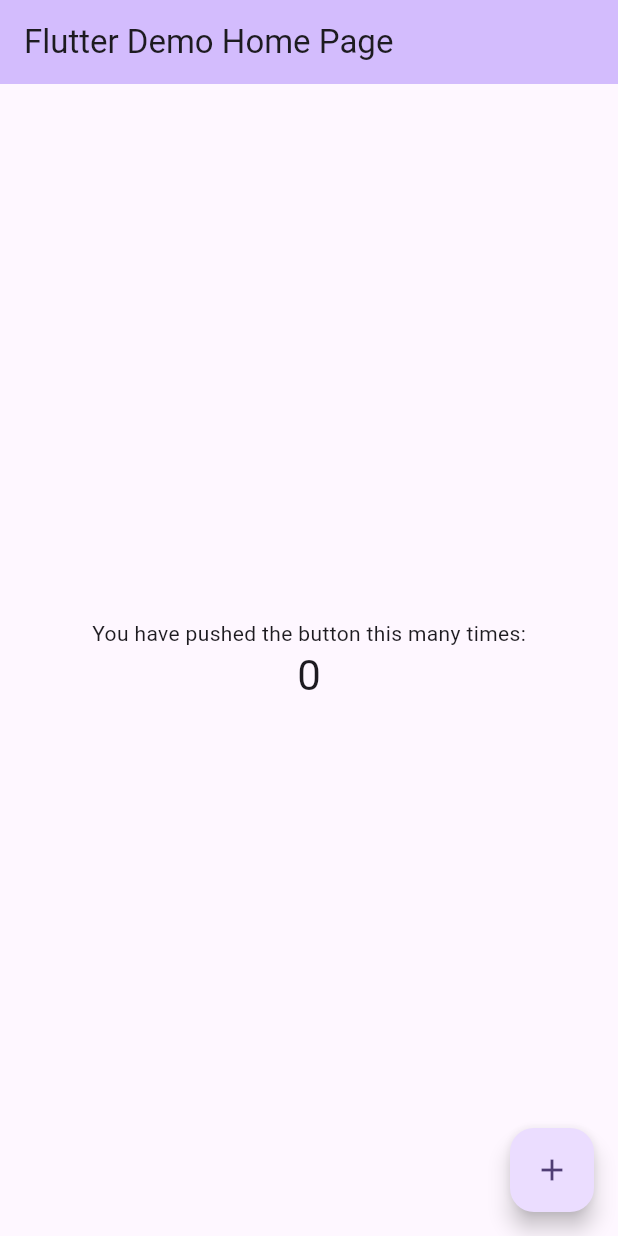
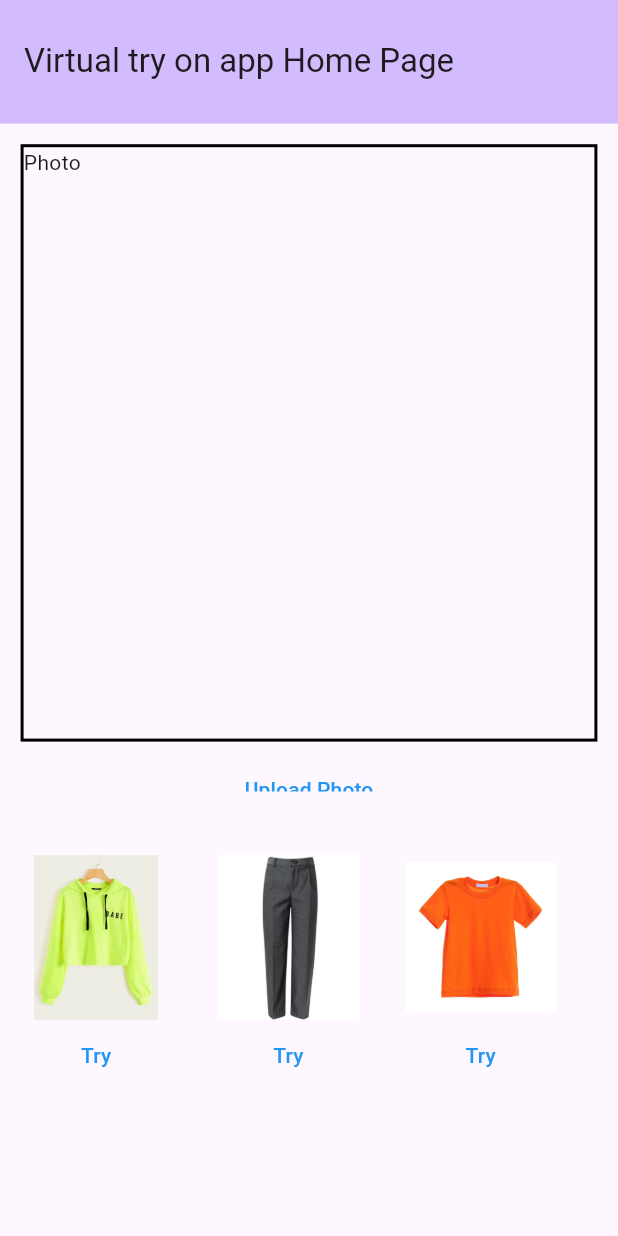
Before and after one commit to UsefulTornado/virtual-try-on-app, a Flutter app: the screen it shows after launch, on a phone screen of 412 x 824 dp. Run offline on Flutter 3.47's test engine with Material 2 defaults, Android fonts, the phone set to English and light mode, and no system bars.

Commit message:
макет приложения

```diff
--- a/app/lib/main.dart
+++ b/app/lib/main.dart
@@ -1,4 +1,5 @@
 import 'package:flutter/material.dart';
+import 'package:http/http.dart' as http;
 
 void main() {
   runApp(const MyApp());
@@ -11,43 +12,18 @@
   @override
   Widget build(BuildContext context) {
     return MaterialApp(
-      title: 'Flutter Demo',
+      title: 'Virtual try on app',
       theme: ThemeData(
-        // This is the theme of your application.
-        //
-        // TRY THIS: Try running your application with "flutter run". You'll see
-        // the application has a blue toolbar. Then, without quitting the app,
-        // try changing the seedColor in the colorScheme below to Colors.green
-        // and then invoke "hot reload" (save your changes or press the "hot
-        // reload" button in a Flutter-supported IDE, or press "r" if you used
-        // the command line to start the app).
-        //
-        // Notice that the counter didn't reset back to zero; the application
-        // state is not lost during the reload. To reset the state, use hot
-        // restart instead.
-        //
-        // This works for code too, not just values: Most code changes can be
-        // tested with just a hot reload.
         colorScheme: ColorScheme.fromSeed(seedColor: Colors.deepPurple),
         useMaterial3: true,
       ),
-      home: const MyHomePage(title: 'Flutter Demo Home Page'),
+      home: const MyHomePage(title: 'Virtual try on app Home Page'),
     );
   }
 }
 
 class MyHomePage extends StatefulWidget {
   const MyHomePage({super.key, required this.title});
-
-  // This widget is the home page of your application. It is stateful, meaning
-  // that it has a State object (defined below) that contains fields that affect
-  // how it looks.
-
-  // This class is the configuration for the state. It holds the values (in this
-  // case the title) provided by the parent (in this case the App widget) and
-  // used by the build method of the State. Fields in a Widget subclass are
-  // always marked "final".
-
   final String title;
 
   @override
@@ -55,71 +31,142 @@
 }
 
 class _MyHomePageState extends State<MyHomePage> {
-  int _counter = 0;
-
-  void _incrementCounter() {
+  void _uploadPhoto() { // поменять функцию
     setState(() {
-      // This call to setState tells the Flutter framework that something has
-      // changed in this State, which causes it to rerun the build method below
-      // so that the display can reflect the updated values. If we changed
-      // _counter without calling setState(), then the build method would not be
-      // called again, and so nothing would appear to happen.
-      _counter++;
+      http.get(Uri.parse('http://iocontrol.ru/api/sendData/alina/bulb_1/1')).then((response) {
+        print("Response status: ${response.statusCode}");
+        print("Response body: ${response.body}");
+      }).catchError((error){
+        print("Error: $error");
+      });
     });
   }
 
+  void _tryImg(int index) { // поменять функцию
+    setState(() {
+      print(index);
+      http.get(Uri.parse('http://iocontrol.ru/api/sendData/alina/bulb_1/1')).then((response) {
+        print("Response status: ${response.statusCode}");
+        print("Response body: ${response.body}");
+      }).catchError((error){
+        print("Error: $error");
+      });
+    });
+  }
+
+
   @override
   Widget build(BuildContext context) {
-    // This method is rerun every time setState is called, for instance as done
-    // by the _incrementCounter method above.
-    //
-    // The Flutter framework has been optimized to make rerunning build methods
-    // fast, so that you can just rebuild anything that needs updating rather
-    // than having to individually change instances of widgets.
     return Scaffold(
       appBar: AppBar(
-        // TRY THIS: Try changing the color here to a specific color (to
-        // Colors.amber, perhaps?) and trigger a hot reload to see the AppBar
-        // change color while the other colors stay the same.
         backgroundColor: Theme.of(context).colorScheme.inversePrimary,
-        // Here we take the value from the MyHomePage object that was created by
-        // the App.build method, and use it to set our appbar title.
         title: Text(widget.title),
+        toolbarHeight: MediaQuery.of(context).size.height * 3/30,
       ),
-      body: Center(
-        // Center is a layout widget. It takes a single child and positions it
-        // in the middle of the parent.
-        child: Column(
-          // Column is also a layout widget. It takes a list of children and
-          // arranges them vertically. By default, it sizes itself to fit its
-          // children horizontally, and tries to be as tall as its parent.
-          //
-          // Column has various properties to control how it sizes itself and
-          // how it positions its children. Here we use mainAxisAlignment to
-          // center the children vertically; the main axis here is the vertical
-          // axis because Columns are vertical (the cross axis would be
-          // horizontal).
-          //
-          // TRY THIS: Invoke "debug painting" (choose the "Toggle Debug Paint"
-          // action in the IDE, or press "p" in the console), to see the
-          // wireframe for each widget.
-          mainAxisAlignment: MainAxisAlignment.center,
-          children: <Widget>[
-            const Text(
-              'You have pushed the button this many times:',
-            ),
-            Text(
-              '$_counter',
-              style: Theme.of(context).textTheme.headlineMedium,
-            ),
-          ],
-        ),
+      body: Container(
+          width: MediaQuery.of(context).size.width,
+          height: MediaQuery.of(context).size.height,
+          // decoration: BoxDecoration(
+          //   border: Border.all(
+          //     color: Colors.black,
+          //     width: 2,
+          //   ),
+          // ),
+          padding: EdgeInsets.symmetric(horizontal: MediaQuery.of(context).size.width / 30, vertical: MediaQuery.of(context).size.height / 60),
+          child: Column(
+            children: [
+              Container(
+                width: MediaQuery.of(context).size.width * 14/15,
+                height: MediaQuery.of(context).size.height * 29/60,
+                margin: EdgeInsets.only(bottom: MediaQuery.of(context).size.height / 60),
+                // child: Image.asset("assets/images/hoodie.jpg", fit:BoxFit.scaleDown),
+                decoration: BoxDecoration( //здесь будет фото человека
+                  border: Border.all(
+                    color: Colors.black,
+                    width: 2,
+                  ),
+                ),
+                child: const Text('Photo'),
+              ),
+              Container(
+                margin: EdgeInsets.only(bottom: MediaQuery.of(context).size.height / 60),
+                height: MediaQuery.of(context).size.height / 30,
+                // decoration: BoxDecoration(
+                //   border: Border.all(
+                //     color: Colors.red,
+                //     width: 2,
+                //   ),
+                // ),
+                child: TextButton(
+                  style: ButtonStyle(
+                    foregroundColor: MaterialStateProperty.all<Color>(Colors.blue),
+                  ),
+                  onPressed: _uploadPhoto,
+                  child: const Text('Upload Photo'),
+                ),
+              ),
+              Container(
+                width: MediaQuery.of(context).size.width * 14/15,
+                height: MediaQuery.of(context).size.height * 15/60,
+                // alignment: Alignment.center,
+                margin: EdgeInsets.only(bottom: MediaQuery.of(context).size.height / 60),
+                // decoration: BoxDecoration(
+                //   border: Border.all(
+                //     color: Colors.black,
+                //     width: 2,
+                //   ),
+                // ),
+                child: ListView.builder(
+                  // padding: EdgeInsets.only(right: MediaQuery.of(context).size.width / 30, bottom: MediaQuery.of(context).size.height / 60),
+                  scrollDirection: Axis.horizontal,
+                  itemCount: 3,
+                  itemBuilder: (context, index) {
+                    return Row(
+                      children: [
+                        Container(
+                          width: MediaQuery.of(context).size.width * 11/45,
+                          height: MediaQuery.of(context).size.height * 6/30,
+                          // decoration: BoxDecoration(
+                          //   border: Border.all(
+                          //     color: Colors.red,
+                          //     width: 2,
+                          //   ),
+                          // ),
+                          // child: Image.asset("assets/images/img$index.jpg", fit:BoxFit.scaleDown),
+                          child: Column(
+                            children: [
+                              Container(
+                                width: MediaQuery.of(context).size.width * 11/45,
+                                height: MediaQuery.of(context).size.height * 4/30,
+                                // decoration: BoxDecoration(
+                                //   border: Border.all(
+                                //     color: Colors.green,
+                                //     width: 2,
+                                //   ),
+                                // ),
+                                child: Image.asset("assets/images/img$index.jpg", fit:BoxFit.scaleDown),
+                              ),
+                              TextButton(
+                                style: ButtonStyle(
+                                  foregroundColor: MaterialStateProperty.all<Color>(Colors.blue),
+                                ),
+                                onPressed:(){
+                                  _tryImg(index);
+                                },
+                                child: const Text('Try'),
+                              ),
+                            ],
+                          ),
+                        ),
+                        SizedBox(width: MediaQuery.of(context).size.width * 3/45), // Расстояние между контейнерами
+                      ],
+                    );
+                  },
+                ),
+              ),
+            ],
+          ),
       ),
-      floatingActionButton: FloatingActionButton(
-        onPressed: _incrementCounter,
-        tooltip: 'Increment',
-        child: const Icon(Icons.add),
-      ), // This trailing comma makes auto-formatting nicer for build methods.
     );
   }
 }
--- a/app/pubspec.yaml
+++ b/app/pubspec.yaml
@@ -46,6 +46,7 @@ dev_dependencies:
   # package. See that file for information about deactivating specific lint
   # rules and activating additional ones.
   flutter_lints: ^2.0.0
+  http: ^1.1.0
 
 # For information on the generic Dart part of this file, see the
 # following page: https://dart.dev/tools/pub/pubspec
@@ -59,7 +60,10 @@ flutter:
   uses-material-design: true
 
   # To add assets to your application, add an assets section, like this:
-  # assets:
+  assets:
+    - assets/images/img1.jpg
+    - assets/images/img2.jpg
+    - assets/images/img0.jpg
   #   - images/a_dot_burr.jpeg
   #   - images/a_dot_ham.jpeg
 
```
Also changed, not shown: app/assets/images/img0.jpg (added), app/assets/images/img1.jpg (added), app/assets/images/img2.jpg (added), app/pubspec.lock.
